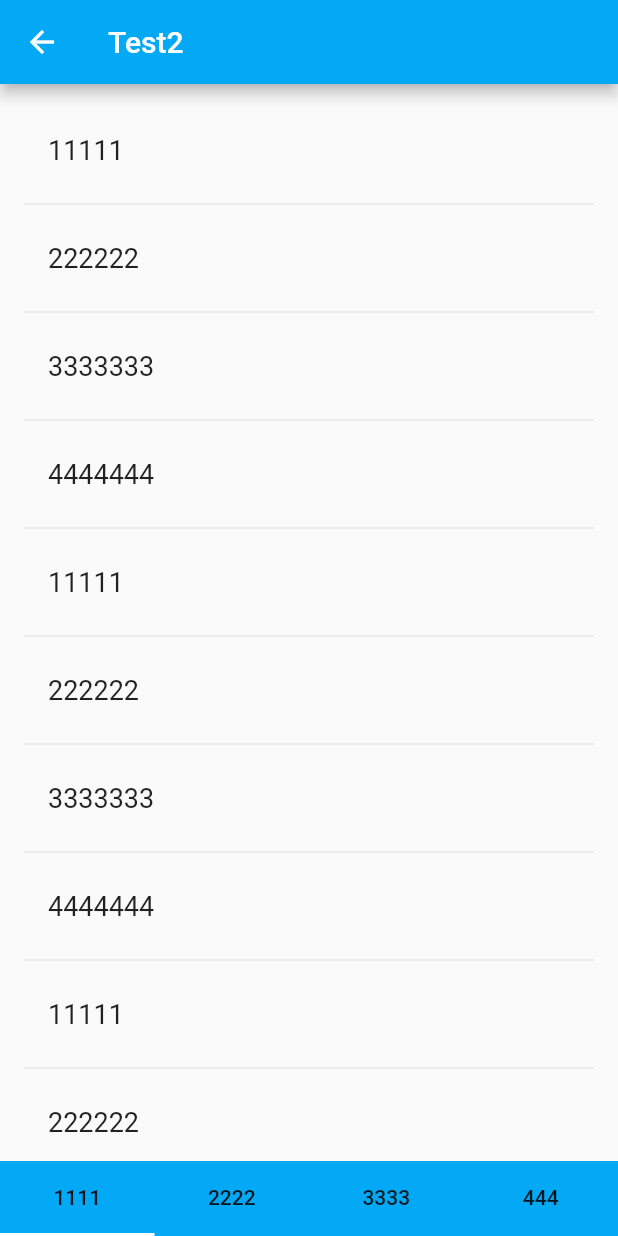
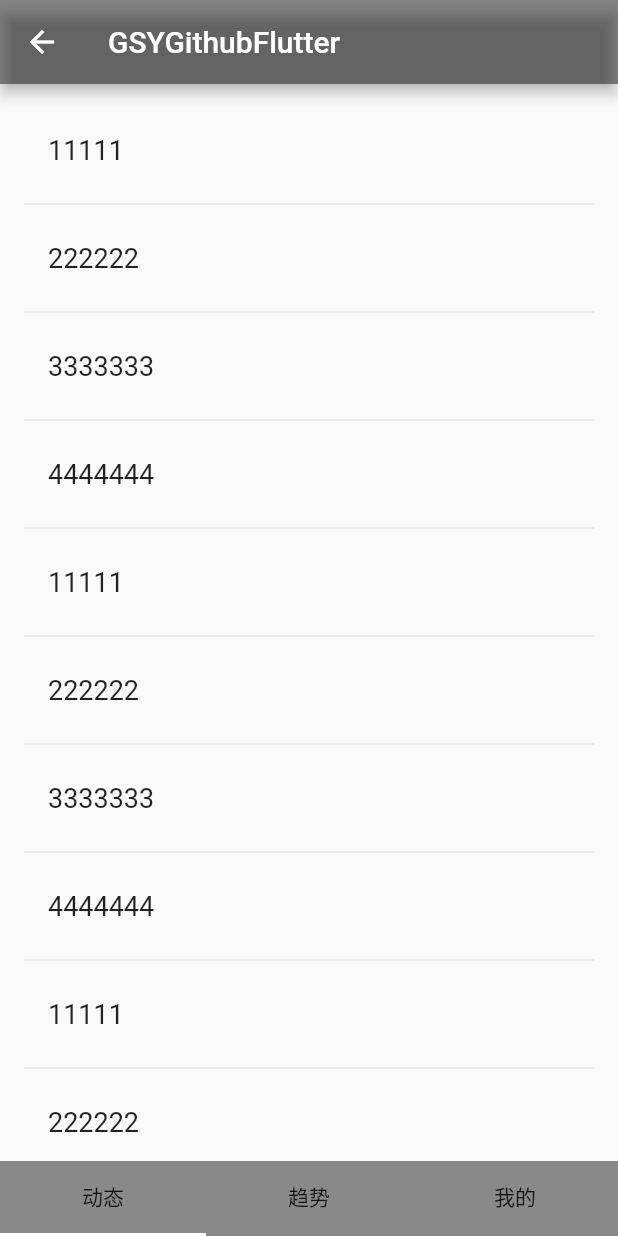
Before and after one commit to CarGuo/TabBarWithPageView, a Flutter app: the screen it shows after launch, after a tap on "Bottom Tab", on a phone screen of 412 x 824 dp. Run offline on Flutter 3.47's test engine with Material 2 defaults, Android fonts, the phone set to English and light mode, and no system bars.

Commit message:
增加注释

```diff
--- a/lib/TabBarBottomPageWidget.dart
+++ b/lib/TabBarBottomPageWidget.dart
@@ -18,55 +18,45 @@ class TabBarBottomPageWidget extends StatefulWidget {
 class _TabBarBottomPageWidgetState extends State<TabBarBottomPageWidget> {
   final PageController topPageControl = new PageController();
 
+
+  final List<String> tab = ["动态", "趋势", "我的"];
+
+  _renderTab() {
+    List<Widget> list = new List();
+    for (int i = 0; i < tab.length; i++) {
+      list.add(new FlatButton(onPressed: () {
+        topPageControl.jumpTo(MediaQuery
+            .of(context)
+            .size
+            .width * i);
+      }, child: new Text(
+        tab[i],
+        maxLines: 1,
+      )));
+    }
+    return list;
+  }
+
+  _renderPage() {
+    return [
+      new TabBarPageFirst(),
+      new TabBarPageSecond(),
+      new TabBarPageThree(),
+    ];
+  }
+
+
   @override
   Widget build(BuildContext context) {
     return new GSYTabBarWidget(
         type: GSYTabBarWidget.BOTTOM_TAB,
-        tabItems: [
-          new FlatButton(
-              padding: EdgeInsets.all(0.0),
-              onPressed: () {
-                topPageControl.jumpTo(0.0);
-              },
-              child: new Text(
-                "1111",
-                maxLines: 1,
-              )),
-          new FlatButton(
-              padding: EdgeInsets.all(0.0),
-              onPressed: () {
-                topPageControl.jumpTo(MediaQuery.of(context).size.width);
-              },
-              child: new Text(
-                "2222",
-                maxLines: 1,
-              )),
-          new FlatButton(
-              padding: EdgeInsets.all(0.0),
-              onPressed: () {
-                topPageControl.jumpTo(MediaQuery.of(context).size.width * 2);
-              },
-              child: new Text(
-                "3333",
-                maxLines: 1,
-              )),
-          new FlatButton(
-            padding: EdgeInsets.all(0.0),
-            onPressed: () {
-              topPageControl.jumpTo(MediaQuery.of(context).size.width * 3);
-            },
-            child: new Text("444"),
-          )
-        ],
-        tabViews: [
-          new TabBarPageFirst(),
-          new TabBarPageSecond(),
-          new TabBarPageThree(),
-          new TabBarPageFour(),
-        ],
+        ///渲染tab
+        tabItems: _renderTab(),
+        ///渲染页面
+        tabViews: _renderPage(),
         topPageControl: topPageControl,
-        backgroundColor: Colors.lightBlue,
+        backgroundColor: Colors.black45,
         indicatorColor: Colors.white,
-        title: new Text("Test2"));
+        title: new Text("GSYGithubFlutter"));
   }
 }
```
